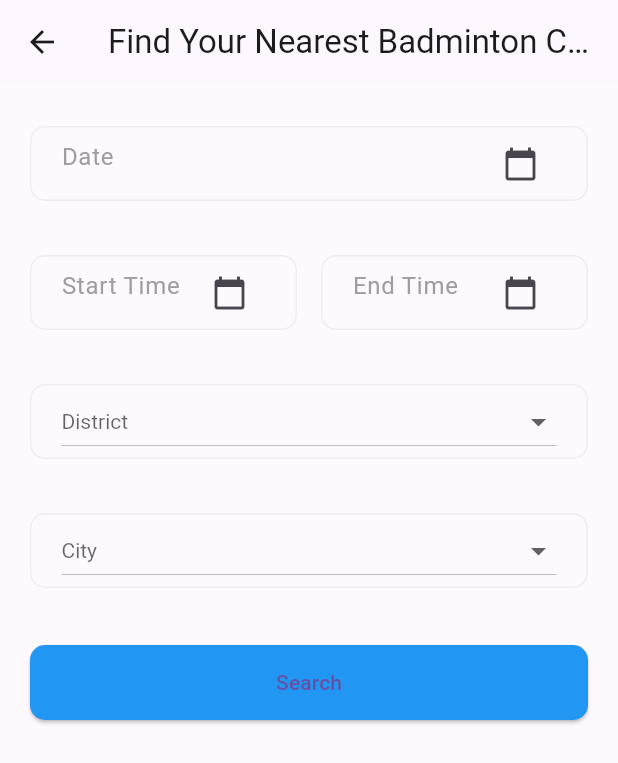
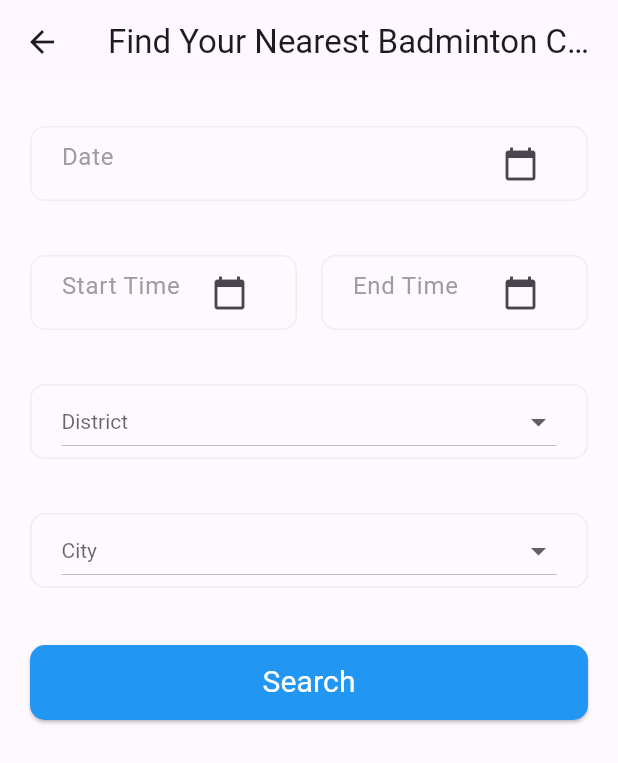
Before and after one commit to DharshithaSrimal/Enash-Active-FE, a Flutter app: the StadiumsSearchPage screen opened directly, on a phone screen of 412 x 824 dp. Shown: the top 763 px of the screen. Run offline on Flutter 3.47's test engine with Material 3 defaults, Android fonts, the phone set to English and light mode, and no system bars; our stand-ins replace animate_do, carousel_slider.

Commit message:
stadium search button update

```diff
--- a/stadium_reservation/lib/stadiumSearch.dart
+++ b/stadium_reservation/lib/stadiumSearch.dart
@@ -1,5 +1,6 @@
 import 'package:flutter/material.dart';
 import 'package:intl/intl.dart';
+import 'package:stadium_reservation/searchResults.dart';
 
 class StadiumsSearchPage extends StatefulWidget {
   @override
@@ -97,7 +98,10 @@ class _StadiumsSearchPageState extends State<StadiumsSearchPage> {
               SizedBox(height: 30),
               ElevatedButton(
                 onPressed: () {
-                  // Implement your search logic here
+                                    Navigator.push(
+                    context,
+                    MaterialPageRoute(builder: (context) => StadiumResultsPage(searchResults: [],)),
+                  );
                 },
                 style: ElevatedButton.styleFrom(
                   primary: Colors.blue,
@@ -106,8 +110,14 @@ class _StadiumsSearchPageState extends State<StadiumsSearchPage> {
                   ),
                   minimumSize: Size(double.infinity, 50),
                 ),
-                child: Text('Search'),
-              ),
+              child: const Text(
+                'Search',
+                style: TextStyle(
+                  color: Colors.white,
+                  fontSize: 20,
+                  fontWeight: FontWeight.normal,
+                ),
+              ),              ),
             ],
           ),
         ),
```
